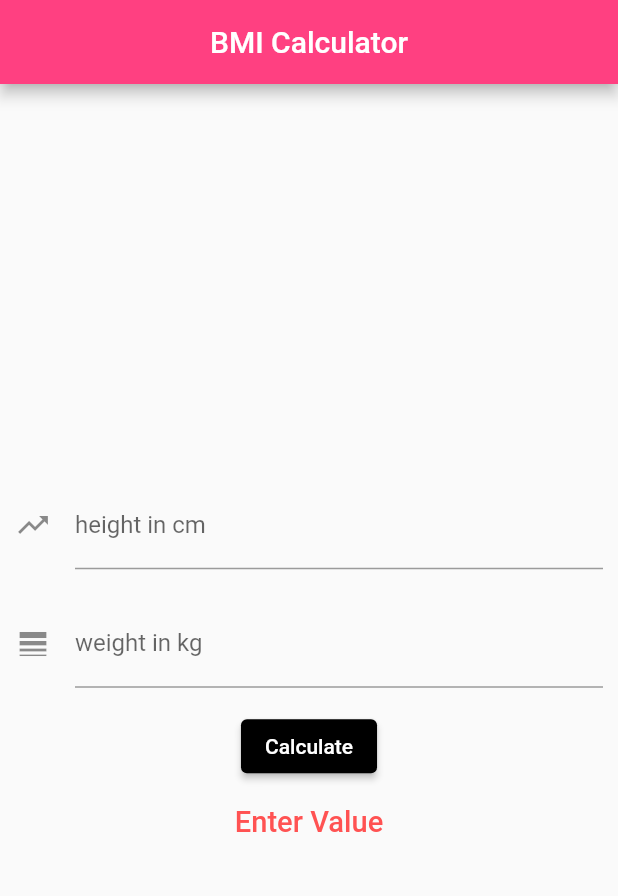
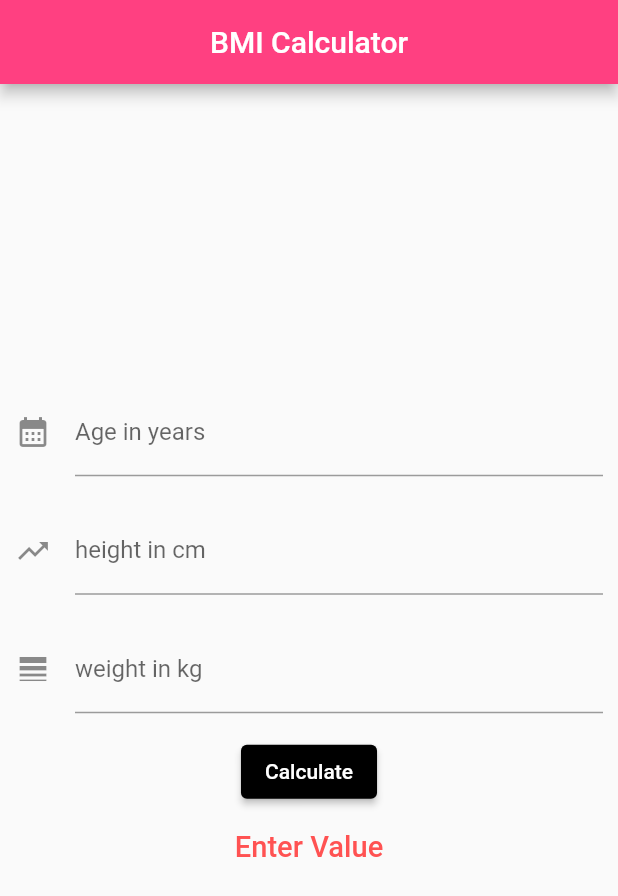
Before and after one commit to rachit-patial/BMI_Flutter, a Flutter app: the screen it shows after launch, after a tap on "Calculate", on a phone screen of 412 x 824 dp. Shown: the top 896 px of the screen. Run offline on Flutter 3.47's test engine with Material 2 defaults, Android fonts, the phone set to English and light mode, and no system bars.

Commit message:
second-step

```diff
--- a/lib/demo.dart
+++ b/lib/demo.dart
@@ -7,10 +7,12 @@ class Demo extends StatefulWidget {
 }
 
 class _DemoState extends State<Demo> {
+  final TextEditingController _ageController = TextEditingController();
   final TextEditingController _heightController = TextEditingController();
   final TextEditingController _weightController = TextEditingController();
 
   double _result = 0;
+  String _message = "";
   @override
   Widget build(BuildContext context) {
     return Scaffold(
@@ -24,6 +26,15 @@ class _DemoState extends State<Demo> {
         child: Column(
           mainAxisAlignment: MainAxisAlignment.center,
           children: <Widget>[
+            TextField(
+              controller: _ageController,
+              keyboardType: TextInputType.number,
+              decoration: const InputDecoration(
+                  labelText: 'Age in years', icon: Icon(Icons.calendar_month)),
+            ),
+            const SizedBox(
+              height: 20,
+            ),
             TextField(
               controller: _heightController,
               keyboardType: TextInputType.number,
@@ -66,6 +77,17 @@ class _DemoState extends State<Demo> {
                 fontSize: 19.4,
                 fontWeight: FontWeight.w500,
               ),
+            ),
+            const SizedBox(
+              height: 15,
+            ),
+            Text(
+              _message == "" ? "" : _message,
+              style: TextStyle(
+                color: Colors.pink.shade900,
+                fontSize: 26,
+                fontWeight: FontWeight.w200,
+              ),
             )
           ],
         ),
@@ -80,6 +102,27 @@ class _DemoState extends State<Demo> {
     double heightSquare = height * height;
     double result = wieght / heightSquare;
     _result = result;
+    _message = checkBMI(result);
     setState(() {});
   }
+
+  String checkBMI(double bmi) {
+    String message;
+
+    if (bmi < 16) {
+      message = "Severe Thinness";
+    } else if (bmi >= 16 && bmi < 17) {
+      message = "Moderate Thinness";
+    } else if (bmi >= 17 && bmi < 18.5) {
+      message = "Mild Thinness";
+    } else if (bmi >= 19.5 && bmi < 25) {
+      message = "Normal";
+    } else if (bmi >= 25 && bmi < 30) {
+      message = "Overweight";
+    } else {
+      message = "Obese";
+    }
+
+    return message;
+  }
 }
--- a/lib/main.dart
+++ b/lib/main.dart
@@ -2,16 +2,18 @@ import 'package:flutter/material.dart';
 import 'demo.dart';
 
 void main() {
-  runApp(MyApp());
+  runApp(const MyApp());
 }
 
 class MyApp extends StatelessWidget {
+  const MyApp({Key? key}) : super(key: key);
+  @override
   Widget build(BuildContext context) {
     return MaterialApp(
       theme: ThemeData(
         primaryColor: Colors.pinkAccent,
       ),
-      home: Demo(),
+      home: const Demo(),
     );
   }
 }
```
